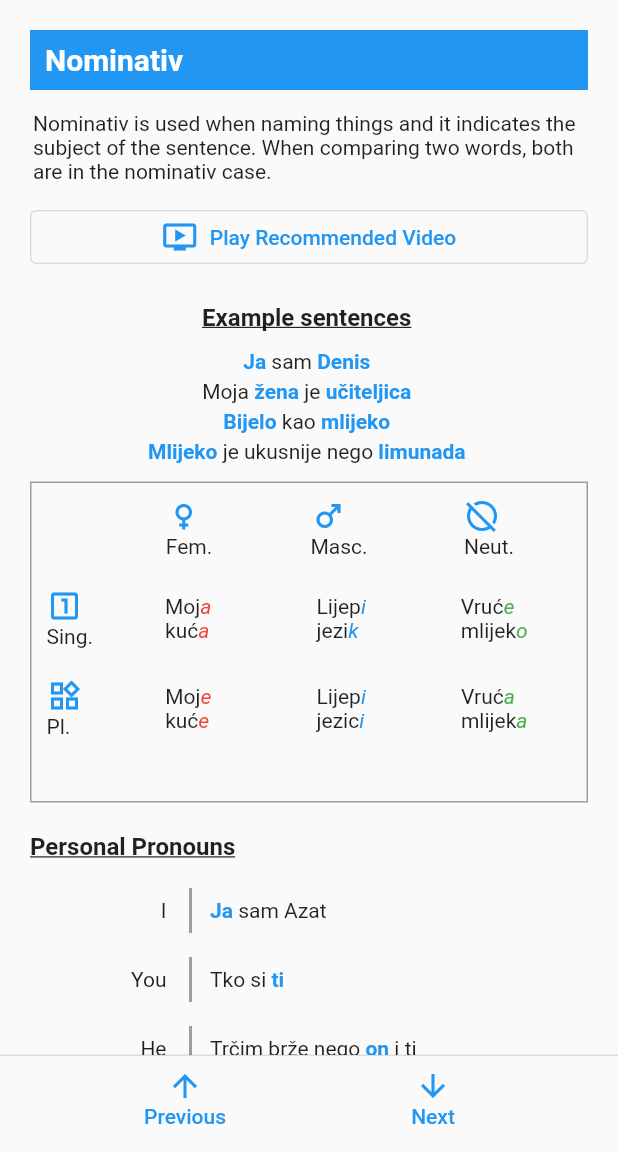
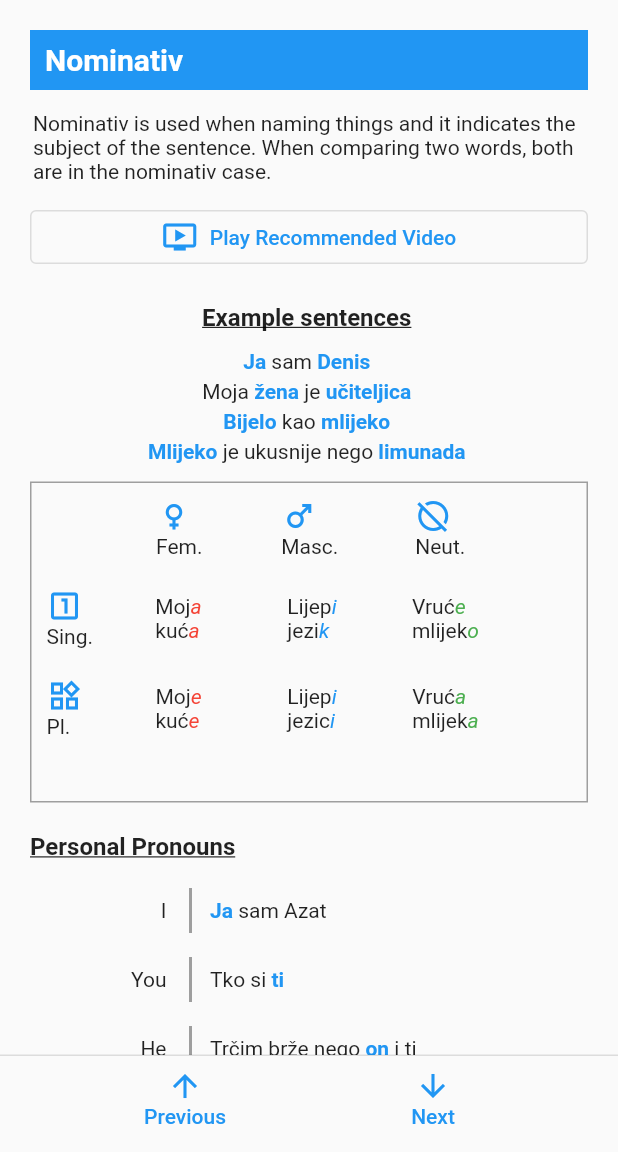
Before and after one commit to nel-sam/navika, a Flutter app: the GrammarGuide screen opened directly, on a phone screen of 412 x 824 dp, the part 84-1236 px from its top. Run offline on Flutter 3.47's test engine with Material 2 defaults, Android fonts, the phone set to English and light mode, and no system bars; our stand-ins replace google_mobile_ads, url_launcher_web; generated files the repository leaves out were written again; network calls fail; Roboto replaces fonts that are missing (helvetica).

Commit message:
Bug fixes

```diff
--- a/lib/constants.dart
+++ b/lib/constants.dart
@@ -2,6 +2,7 @@ import 'package:flutter/material.dart';
 
 const BATCH_COUNT = 25;
 
+const TABLE_CELL_WIDTH = 87.0;
 const TextStyle HEADER_TEXT_STYLE =
     TextStyle(fontSize: 20, fontFamily: 'helvetica', color: ACCENT_COLOR);
 const double EXERCISE_FONT_STYLE = 18;
--- a/lib/widgets/grammar-guide/child-widgets/declension-table-cell.dart
+++ b/lib/widgets/grammar-guide/child-widgets/declension-table-cell.dart
@@ -31,7 +31,6 @@ class DeclensionTableCell extends StatelessWidget {
 
   @override
   Widget build(BuildContext context) {
-    const double width = 100;
     const double height = 50;
     const double borderRadius = 5;
     const double borderWidth = 1;
@@ -39,7 +38,7 @@ class DeclensionTableCell extends StatelessWidget {
     return Padding(
       padding: const EdgeInsets.all(1),
       child: Container(
-        width: width,
+        width: TABLE_CELL_WIDTH,
         height: height,
         decoration: isEqualItem
             ? BoxDecoration(
--- a/lib/widgets/grammar-guide/child-widgets/declension-table.dart
+++ b/lib/widgets/grammar-guide/child-widgets/declension-table.dart
@@ -42,7 +42,7 @@ class DeclensionTable extends StatelessWidget {
 
   @override
   Widget build(BuildContext context) {
-    const colWidth = 100.0;
+    const colWidth = TABLE_CELL_WIDTH;
     const firstColWidth = 55.0;
 
     return Column(
--- a/lib/widgets/grammar-guide/content/lokativ-content.dart
+++ b/lib/widgets/grammar-guide/content/lokativ-content.dart
@@ -59,7 +59,7 @@ Widget getPossessivePronounSection(BuildContext context) {
       PronounLine(
           pronoun: PronounEnum.We,
           text: NText([
-            N.NTextSpan('A ona uvijek kaže nešto o '),
+            N.NTextSpan('Ona kaže nešto o '),
             N.NTextSpan('nama', isBold: true),
           ])),
       PronounLine(
--- a/lib/widgets/grammar-guide/grammar-guide.dart
+++ b/lib/widgets/grammar-guide/grammar-guide.dart
@@ -11,7 +11,6 @@ import 'package:navika/widgets/grammar-guide/content/instrumental-content.dart';
 import 'package:navika/widgets/grammar-guide/content/lokativ-content.dart';
 import 'package:navika/widgets/grammar-guide/content/nominativ-content.dart';
 import 'package:navika/widgets/shared/footer-button.dart';
-import 'package:navika/widgets/shared/home-button.dart';
 
 const double CONTENT_HEIGHT = 1200.0;
 
--- a/pubspec.yaml
+++ b/pubspec.yaml
@@ -1,7 +1,7 @@
 name: navika
 description: A new Flutter project.
 publish_to: 'none' # Remove this line if you wish to publish to pub.dev
-version: 1.7.2+1.7.2
+version: 1.7.3+1.7.3
 environment:
   sdk: ">=2.12.0 <3.0.0"
 
```
